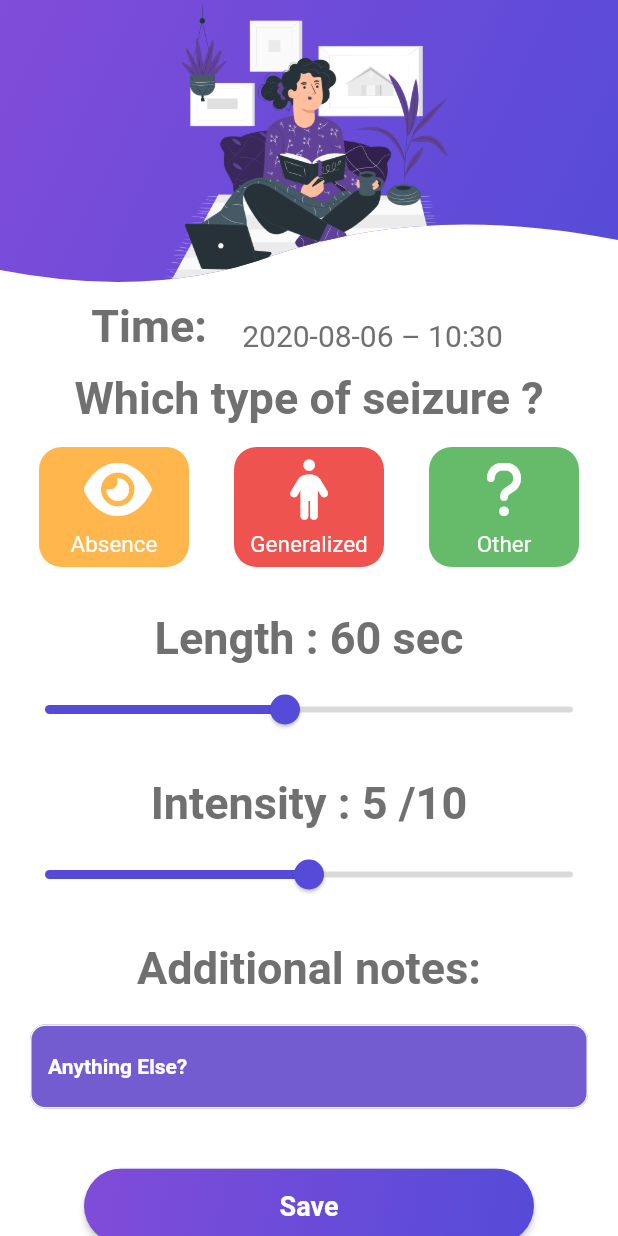
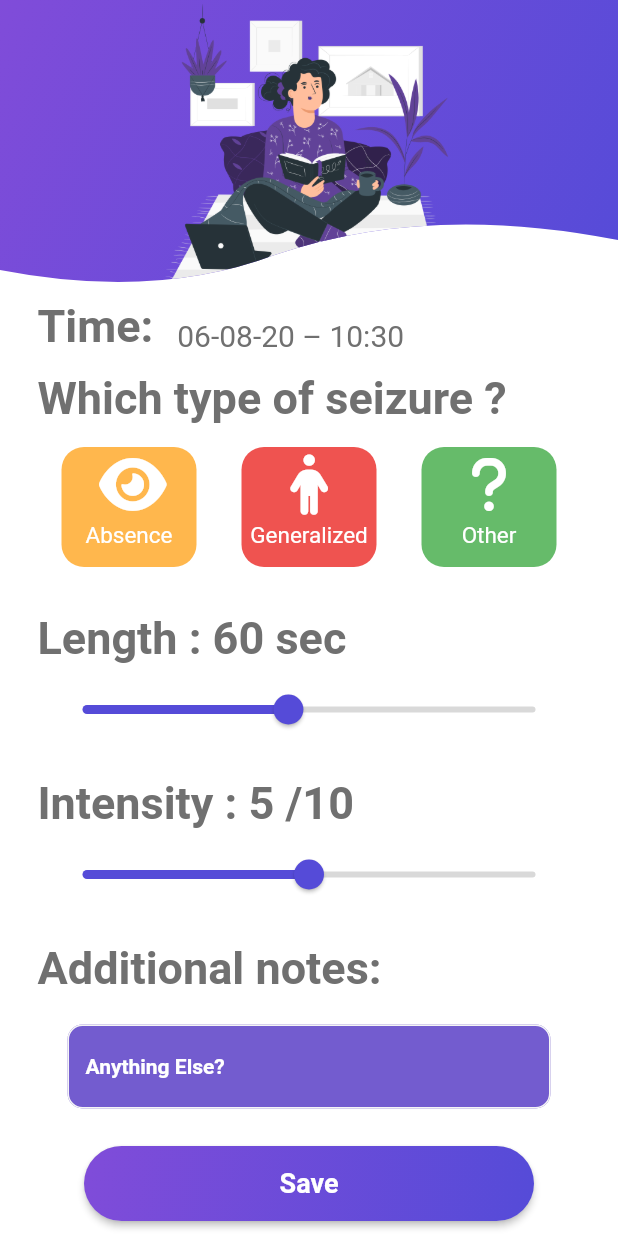
Before and after one commit to Miasaya/track_seizure, a Flutter app: the screen it shows after launch, after a tap on "Track", on a phone screen of 412 x 824 dp. Run offline on Flutter 3.47's test engine with Material 2 defaults, Android fonts, the phone set to English and light mode, and no system bars; our stand-ins replace flutter_datetime_picker, flutter_icons, sqflite; accounts and stored records are empty; Roboto replaces fonts that are missing (April, Open).

Commit message:
Minor changes in the new entry screen

```diff
--- a/lib/component/entryComponents.dart
+++ b/lib/component/entryComponents.dart
@@ -60,12 +60,12 @@ class EntryOption extends StatelessWidget {
     return GestureDetector(
       onTap: onPress,
       child: Container(
-        width: 100.0,
+        width: 90.0,
         height: 80.0,
         child: Column(
           children: [
             Padding(
-              padding: const EdgeInsets.all(8.0),
+              padding: const EdgeInsets.all(5.0),
               child: Icon(
                 icon,
                 color: Colors.white,
--- a/lib/screens/home.dart
+++ b/lib/screens/home.dart
@@ -37,19 +37,19 @@ class _HomePageState extends State<HomePage> {
       bottomNavigationBar: BottomNavigationBar(
         items: const <BottomNavigationBarItem>[
           BottomNavigationBarItem(
-          icon: Icon(FontAwesome.home),
+            icon: Icon(Feather.home),
             title: Text('Home'),
           ),
           BottomNavigationBarItem(
-          icon: Icon(FontAwesome.align_justify),
+            icon: Icon(Feather.align_justify),
             title: Text('Log'),
           ),
           BottomNavigationBarItem(
-          icon: Icon(FontAwesome.bar_chart),
+            icon: Icon(Feather.bar_chart),
             title: Text('Statistics'),
           ),
           BottomNavigationBarItem(
-          icon: Icon(FontAwesome.cog),
+            icon: Icon(Feather.settings),
             title: Text('Settings'),
           ),
         ],
--- a/lib/screens/new_entry.dart
+++ b/lib/screens/new_entry.dart
@@ -23,7 +23,7 @@ class _NewEntryPageState extends State<NewEntryPage> {
   int length = 60;
   int feel = 5;
   String note = "";
-  String date_time = DateFormat('yyyy-MM-dd – kk:mm').format(DateTime.now());
+  String date_time = DateFormat('dd-MM-yy – kk:mm').format(DateTime.now());
 
   @override
   Widget build(BuildContext context) {
@@ -31,14 +31,20 @@ class _NewEntryPageState extends State<NewEntryPage> {
       backgroundColor: Colors.white,
       body: SingleChildScrollView(
         child: Column(
+          crossAxisAlignment: CrossAxisAlignment.start,
           children: [
             EntryHeader(),
+            Padding(
+              padding: const EdgeInsets.symmetric(horizontal: 25.0),
+              child: Column(
+                crossAxisAlignment: CrossAxisAlignment.start,
+                children: [
                   Row(
-                mainAxisAlignment: MainAxisAlignment.center,
+                    mainAxisAlignment: MainAxisAlignment.start,
                     crossAxisAlignment: CrossAxisAlignment.start,
                     children: [
                       Text(
-                    'Time: ',
+                        'Time:',
                         style: trackHeaderStyle,
                       ),
                       FlatButton(
@@ -49,7 +55,7 @@ class _NewEntryPageState extends State<NewEntryPage> {
                             maxTime: DateTime.now(),
                             onConfirm: (date) {
                               setState(() {
-                            date_time = (DateFormat('yyyy-MM-dd – kk:mm').format(date)).toString();
+                                date_time = (DateFormat('dd-MM-yy – kk:mm').format(date)).toString();
                               });
                               print(date_time);
                             },
@@ -57,7 +63,7 @@ class _NewEntryPageState extends State<NewEntryPage> {
                             locale: LocaleType.en
                             );
                           },
-                    child: Text(date_time, style: kEntryDate,),
+                        child: Text(date_time, style: kEntryDate),
                         ),
                     ],
                   ),
@@ -174,19 +180,25 @@ class _NewEntryPageState extends State<NewEntryPage> {
                     ),
                   ),
                   SizedBox(
-                height: 20,
+                    height: 5,
                   ),
-              EntryButton(
+                  Center(
+                    child: EntryButton(
                       text: 'Save',
                       onPress: () async {
                         Seizure entry = Seizure(date: date_time,type: selectedType,length: length,feel: feel,note: note);
                         DatabaseService.db.createSeize(entry);
-                  print(await DatabaseService.db.getAllSeizures());
                         Navigator.pop(context);
                       },
                     ),
+                  ),
                 ],
               ),
-        ));
+            ),
+
+          ],
+        ),
+      )
+    );
   }
 }
```
Also changed, not shown: lib/component/header.dart (+57 -0 lines), lib/screens/log_pages.dart (+21 -2 lines). Lines whose indentation alone changed are shown as unchanged.
